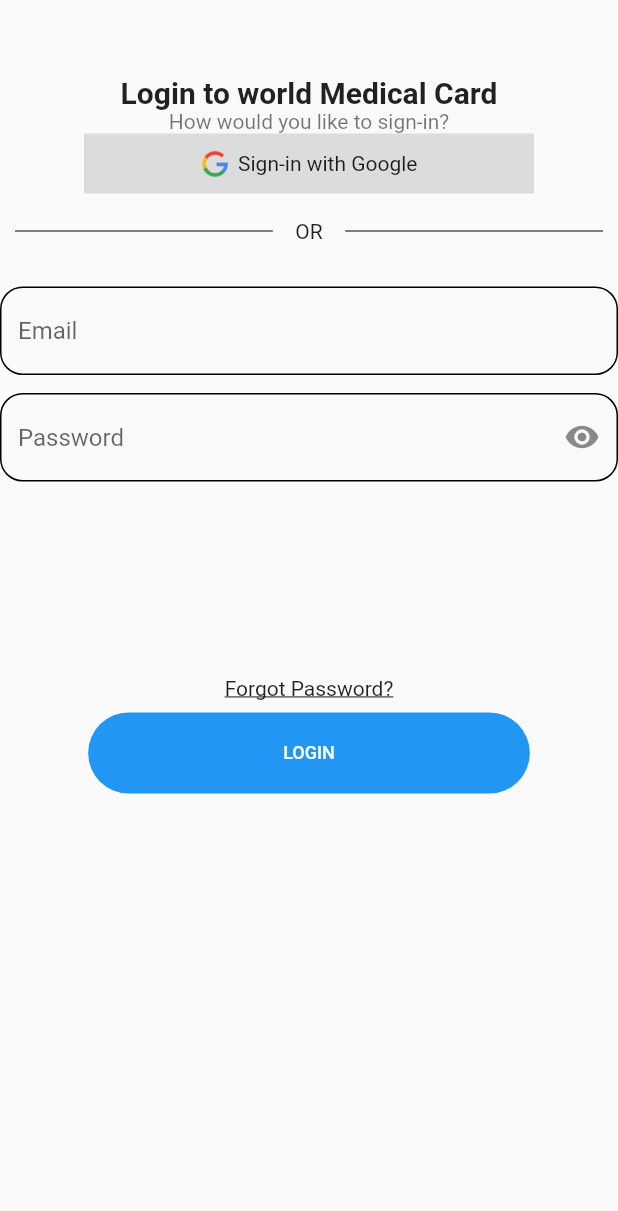
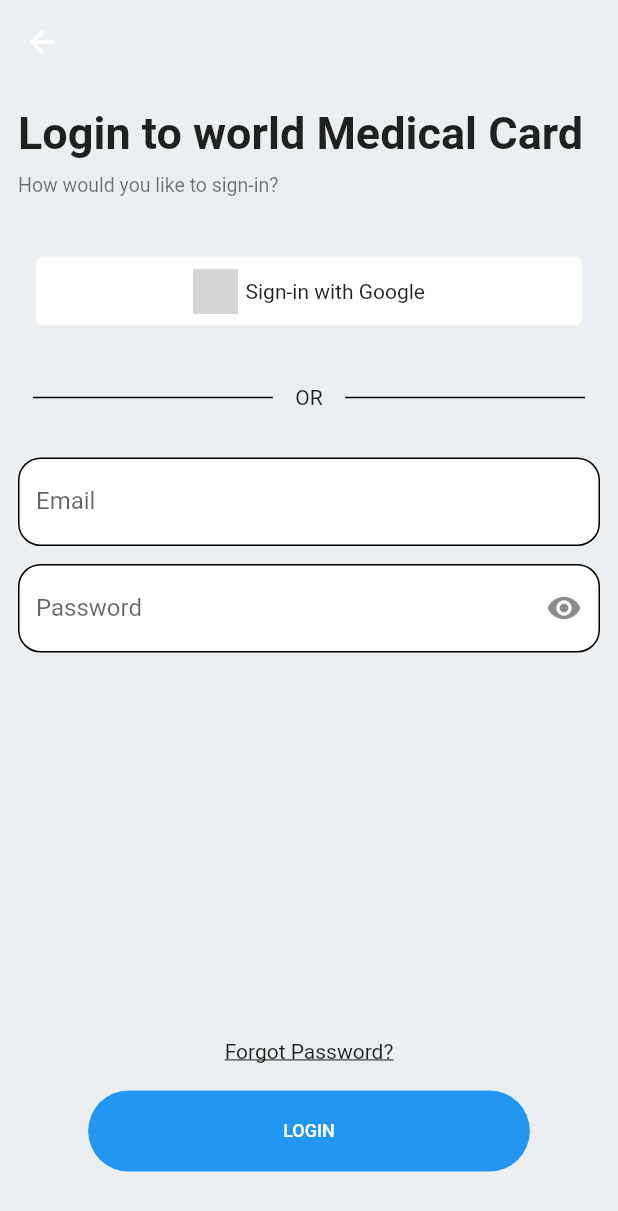
Before and after one commit to Nahom32/MedTrackerG1, a Flutter app: the Login screen opened directly, on a phone screen of 412 x 824 dp. Shown: the top 1211 px of the screen. Run offline on Flutter 3.47's test engine with Material 2 defaults, Android fonts, the phone set to English and light mode, and no system bars; our stand-ins replace expandable, file_picker, flutter_bloc, open_file, smooth_page_indicator; grey boxes are pictures that could not be loaded.

Commit message:
fixed harmless error

```diff
--- a/worldmedicalcenter/lib/application/blocs/allergy/AllergyBloc.dart
+++ b/worldmedicalcenter/lib/application/blocs/allergy/AllergyBloc.dart
@@ -21,9 +21,9 @@ class AllergyBloc extends Bloc<AllergyEvent, AllergyState> {
     NormalModel(userId: 1, id: "WACY001", name: "allergy6"),
   ];
 
-  FutureOr<void> _loadAllergies(LoadAllergy event, Emitter<AllergyState> emit) {
+  Future<FutureOr<void>> _loadAllergies(LoadAllergy event, Emitter<AllergyState> emit) async {
     emit(LoadingAllergy());
-    Future.delayed(Duration(seconds: 5));
+    //fetch here
     emit(LoadedAllergy(allergies: testData));
   }
 
--- a/worldmedicalcenter/lib/presentation/ui/intro_1.dart
+++ b/worldmedicalcenter/lib/presentation/ui/intro_1.dart
@@ -1,5 +1,4 @@
 import 'package:flutter/material.dart';
-
 
 class IntroductionOne extends StatefulWidget {
   IntroductionOne({Key? key}) : super(key: key);
@@ -11,34 +10,36 @@ class IntroductionOne extends StatefulWidget {
 class _IntroductionOneState extends State<IntroductionOne> {
   @override
   Widget build(BuildContext context) {
-    return  Padding(
+    return Padding(
         padding: const EdgeInsets.all(10),
-          child: Column(children: [
-            SizedBox(height: 90,),
+        child: Column(
+          children: [
+            SizedBox(
+              height: 90,
+            ),
             ClipRRect(
               borderRadius: BorderRadius.circular(10),
               child: Image(
                 image: AssetImage('assets/intro1.webp'),
                 height: 150,
               ),
-
             ),
-              SizedBox(height: 50,),
+            SizedBox(
+              height: 150,
+            ),
             Text(
               "Fill Your Info",
-                style: TextStyle(fontSize: 25,
-                fontWeight: FontWeight.bold),
+              style: TextStyle(fontSize: 25, fontWeight: FontWeight.bold),
             ),
-                Padding(padding: EdgeInsets.all(20),
-                child: Text('Your medical information is coded according to World Health Organizations global standards (ICD-10 ATC) to ensure that your condition and requirement is understood by health profesionals.',
+            Padding(
+              padding: EdgeInsets.all(20),
+              child: Text(
+                'Your medical information is coded according to World Health Organizations global standards (ICD-10 ATC) to ensure that your condition and requirement is understood by health profesionals.',
                 textAlign: TextAlign.center,
-                style: TextStyle(color: Colors.black54 ),
+                style: TextStyle(color: Colors.black54),
               ),
             ),
-
           ],
-
-          )
-          );
+        ));
   }
 }
--- a/worldmedicalcenter/lib/presentation/ui/intro_2.dart
+++ b/worldmedicalcenter/lib/presentation/ui/intro_2.dart
@@ -24,7 +24,7 @@ class _IntroductionTwoState extends State<IntroductionTwo> {
               ),
 
             ),
-              SizedBox(height: 50,),
+              SizedBox(height: 150,),
               Text(
                 "Travel Worry Free",
                 style: TextStyle(fontSize: 25, fontWeight: FontWeight.bold),
--- a/worldmedicalcenter/lib/presentation/ui/intro_3.dart
+++ b/worldmedicalcenter/lib/presentation/ui/intro_3.dart
@@ -1,5 +1,4 @@
 import 'package:flutter/material.dart';
-
 
 class IntroductionThree extends StatefulWidget {
   IntroductionThree({Key? key}) : super(key: key);
@@ -11,10 +10,13 @@ class IntroductionThree extends StatefulWidget {
 class _IntroductionThreeState extends State<IntroductionThree> {
   @override
   Widget build(BuildContext context) {
-    return    Padding(
+    return Padding(
         padding: const EdgeInsets.all(10),
-          child: Column(children: [
-          SizedBox(height: 80,),
+        child: Column(
+          children: [
+            SizedBox(
+              height: 80,
+            ),
             ClipRRect(
               borderRadius: BorderRadius.circular(10),
               child: Image(
@@ -22,24 +24,23 @@ class _IntroductionThreeState extends State<IntroductionThree> {
                 height: 150,
                 // width: 300,
               ),
-
             ),
-              SizedBox(height: 50,),
+            SizedBox(
+              height: 150,
+            ),
             Text(
               "Share Your Info",
               style: TextStyle(fontSize: 25, fontWeight: FontWeight.bold),
             ),
-                Padding(padding: EdgeInsets.all(20),
-                child: Text('You can choose to share your profile with relatives, travel partner or others you trust, so that they can be able to provide you with first line of support.',
+            Padding(
+              padding: EdgeInsets.all(20),
+              child: Text(
+                'You can choose to share your profile with relatives, travel partner or others you trust, so that they can be able to provide you with first line of support.',
                 textAlign: TextAlign.center,
-                style: TextStyle(color: Colors.black54 ),
+                style: TextStyle(color: Colors.black54),
               ),
             ),
-
-
           ],
-
-          )
-          );
+        ));
   }
 }
--- a/worldmedicalcenter/lib/presentation/ui/login.dart
+++ b/worldmedicalcenter/lib/presentation/ui/login.dart
@@ -1,4 +1,3 @@
-
 import 'package:flutter/material.dart';
 import 'package:flutter_bloc/flutter_bloc.dart';
 import 'package:worldmedicalcenter/presentation/ui/reset_password.dart';
@@ -25,84 +24,86 @@ class _LoginState extends State<Login> {
   bool _isObscure = true;
   @override
   Widget build(BuildContext context) {
-    return Scaffold(
-        body: Column(
+    return SafeArea(
+      child: Scaffold(
+          appBar: AppBar(
+            elevation: 0,
+            backgroundColor: Colors.blueGrey[50],
+          ),
+          body: Container(
+            color: Colors.blueGrey[50],
+            padding: EdgeInsets.symmetric(vertical: 15, horizontal: 12),
+            child: Column(
+              crossAxisAlignment: CrossAxisAlignment.start,
               children: [
-        SizedBox(
-          height: 50,
-        ),
                 Text(
                   'Login to world Medical Card',
-          style: TextStyle(fontSize: 20, fontWeight: FontWeight.bold),
+                  style: TextStyle(fontSize: 30, fontWeight: FontWeight.bold),
+                ),
+                SizedBox(
+                  height: 10,
                 ),
                 Text(
                   'How would you like to sign-in?',
-          style: TextStyle(color: Colors.black54),
+                  style: TextStyle(color: Colors.black54, fontSize: 13),
                 ),
-        //    TextButton(
-        // onPressed: (){
-        //   Navigator.push(context, MaterialPageRoute(builder: (context){
-        //     return HomePage();
-        //   }));
-        // },
-        // child: Container(
-        // child:Text('Sign-in with Google', style: TextStyle(fontSize: 12, color: Colors.black),),
-        // padding: EdgeInsets.symmetric(vertical: 10, horizontal: 150),
-        // decoration: BoxDecoration(borderRadius:  BorderRadius.all(Radius.circular(5)),
-        // color:  Colors.white54,
-        // ),
-        // )
-        // ),
-
                 Container(
-          width: 300,
-          height: 40,
-          decoration: BoxDecoration(color: Colors.black12),
+                  margin: EdgeInsets.symmetric(vertical: 40, horizontal: 12),
+                  decoration: BoxDecoration(
+                      color: Colors.white,
+                      borderRadius: BorderRadius.circular(5)),
+                  padding: EdgeInsets.symmetric(vertical: 8),
+                  child: Center(
                     child: Row(
                       mainAxisAlignment: MainAxisAlignment.center,
-            mainAxisSize: MainAxisSize.min,
                       children: [
-              Container(
-                  child: Image(
-                image: AssetImage('assets/google-icon-removebg-preview.png'),
-                // fit: BoxFit.cover,
-                width: 20,
-              )),
+                        Image.asset(
+                          "../../../assets/aZqAl.png",
+                          width: 30,
+                          height: 30,
+                        ),
                         SizedBox(
-                width: 5.0,
+                          width: 5,
                         ),
-              Text('Sign-in with Google')
+                        Text("Sign-in with Google"),
                       ],
                     ),
                   ),
-
+                ),
                 Row(children: [
                   Expanded(
                     child: Container(
                       margin: const EdgeInsets.only(left: 10.0, right: 15.0),
-                child: Divider(
-                  color: Colors.black,
-                  height: 50,
-                )),
+                      height: 1,
+                      decoration: BoxDecoration(color: Colors.black),
+                    ),
                   ),
                   Text("OR"),
                   Expanded(
-            child: new Container(
+                    child: Container(
+                      width: 100,
                       margin: const EdgeInsets.only(left: 15.0, right: 10.0),
-                child: Divider(
+                      height: 1,
+                      decoration: BoxDecoration(
                         color: Colors.black,
-                  height: 50,
-                )),
+                      ),
+                    ),
                   ),
                 ]),
-        Form(
+                SizedBox(
+                  height: 20,
+                ),
+                Container(
+                  height: MediaQuery.of(context).size.height * 0.2,
+                  child: Form(
                     key: _formKey,
                     child: Column(children: [
                       SizedBox(height: 12),
                       TextField(
                         decoration: InputDecoration(
-                border: OutlineInputBorder(),
-                hintText: 'Email',
+                          filled: true,
+                          fillColor: Colors.white,
+                          label: Text("Email"),
                         ),
                       ),
                       SizedBox(
@@ -110,11 +111,13 @@ class _LoginState extends State<Login> {
                       ),
                       TextField(
                         decoration: InputDecoration(
-                  border: OutlineInputBorder(),
-                  hintText: 'Password',
+                            filled: true,
+                            fillColor: Colors.white,
+                            label: Text('Password'),
                             suffixIcon: IconButton(
-                      icon: Icon(
-                          _isObscure ? Icons.visibility : Icons.visibility_off),
+                                icon: Icon(_isObscure
+                                    ? Icons.visibility
+                                    : Icons.visibility_off),
                                 onPressed: () {
                                   setState(() {
                                     _isObscure = !_isObscure;
@@ -124,17 +127,19 @@ class _LoginState extends State<Login> {
                       ),
                     ]),
                   ),
-        SizedBox(
-          height: 130,
                 ),
-        Positioned(
-            bottom: 12,
+                Expanded(
+                  child: Container(
+                    width: MediaQuery.of(context).size.width,
                     child: Column(
+                      mainAxisAlignment: MainAxisAlignment.end,
+                      crossAxisAlignment: CrossAxisAlignment.center,
                       children: [
                         GestureDetector(
                             child: Text(
                               'Forgot Password?',
-                      style: TextStyle(decoration: TextDecoration.underline),
+                              style: TextStyle(
+                                  decoration: TextDecoration.underline),
                             ),
                             onTap: () {
                               Navigator.push(context,
@@ -142,9 +147,13 @@ class _LoginState extends State<Login> {
                                 return PasswordReset();
                               }));
                             }),
+                        SizedBox(
+                          height: 10,
+                        ),
                         TextButton(
                             onPressed: () {
-                      final allergyBloc = BlocProvider.of<AllergyBloc>(context);
+                              final allergyBloc =
+                                  BlocProvider.of<AllergyBloc>(context);
                               allergyBloc.add(LoadAllergy(1));
                               final medicineBloc =
                                   BlocProvider.of<MedicineBloc>(context);
@@ -152,7 +161,8 @@ class _LoginState extends State<Login> {
                               final diagnosesBloc =
                                   BlocProvider.of<DiagnosesBloc>(context);
                               diagnosesBloc.add(LoadDiagnoses(1));
-                      final vaccineBloc = BlocProvider.of<VaccineBloc>(context);
+                              final vaccineBloc =
+                                  BlocProvider.of<VaccineBloc>(context);
                               vaccineBloc.add(LoadVaccine(1));
                               Navigator.push(context,
                                   MaterialPageRoute(builder: (context) {
@@ -162,12 +172,14 @@ class _LoginState extends State<Login> {
                             child: Container(
                               child: Text(
                                 'LOGIN',
-                        style: TextStyle(fontSize: 12, color: Colors.white),
+                                style: TextStyle(
+                                    fontSize: 12, color: Colors.white),
                               ),
-                      padding:
-                          EdgeInsets.symmetric(vertical: 20, horizontal: 130),
+                              padding: EdgeInsets.symmetric(
+                                  vertical: 20, horizontal: 130),
                               decoration: BoxDecoration(
-                        borderRadius: BorderRadius.all(Radius.circular(30)),
+                                borderRadius:
+                                    BorderRadius.all(Radius.circular(30)),
                                 color: Colors.blue,
                               ),
                               // shape: RoundedRectangleBorder(
@@ -175,10 +187,17 @@ class _LoginState extends State<Login> {
                               // ),
                             )
                             // ,
+                            ),
+                        SizedBox(
+                          height: 20,
                         )
                       ],
-            ))
+                    ),
+                  ),
+                )
               ],
-    ));
+            ),
+          )),
+    );
   }
 }
```
Also changed, not shown: worldmedicalcenter/lib/main.dart (+6 -9 lines), worldmedicalcenter/assets/aZqAl.png (added). Lines whose indentation alone changed are shown as unchanged.
